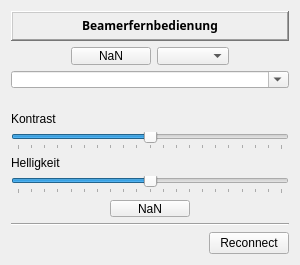
Qt form beamerfernbedienung.ui (christian-heusel/qt-beamer_remote) before a commit.
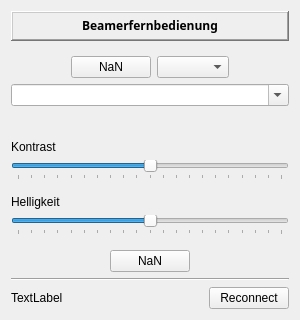
The same form after that commit.

Commit message: overwork starup sequence

```diff
--- a/beamerfernbedienung.ui
+++ b/beamerfernbedienung.ui
@@ -7,7 +7,7 @@
     <x>0</x>
     <y>0</y>
     <width>300</width>
-    <height>265</height>
+    <height>320</height>
    </rect>
   </property>
   <property name="sizePolicy">
@@ -347,6 +347,13 @@
    </item>
    <item>
     <layout class="QHBoxLayout" name="horizontalLayout_5">
+     <item>
+      <widget class="QLabel" name="label_Status">
+       <property name="text">
+        <string>TextLabel</string>
+       </property>
+      </widget>
+     </item>
      <item>
       <spacer name="horizontalSpacer_3">
        <property name="orientation">
```
The commit also changes 2 other files.
